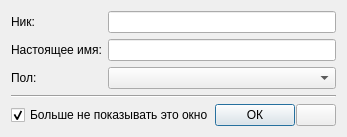
First picture: the form in trunk/src/schat/welcomedialog.ui, repository JohnBuckleyGitHub/schat, before the edit.
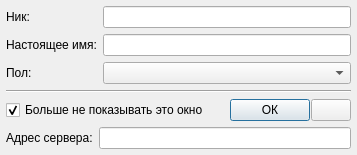
Second picture: the form after the edit. Icons and pictures are not drawn.

Commit message: [*] Заменены картинки down.png и up.png. [+] Добавлена поддержка указания адреса сервера в WelcomeDialog.

```diff
--- a/trunk/src/schat/welcomedialog.ui
+++ b/trunk/src/schat/welcomedialog.ui
@@ -5,14 +5,20 @@
    <rect>
     <x>0</x>
     <y>0</y>
-    <width>338</width>
-    <height>134</height>
+    <width>333</width>
+    <height>157</height>
    </rect>
   </property>
   <property name="windowTitle" >
    <string>Simple Chat - Выбор ника</string>
   </property>
   <layout class="QVBoxLayout" name="verticalLayout" >
+   <property name="sizeConstraint" >
+    <enum>QLayout::SetFixedSize</enum>
+   </property>
+   <property name="margin" >
+    <number>6</number>
+   </property>
    <item>
     <layout class="QGridLayout" name="gridLayout" >
      <item row="0" column="0" >
@@ -76,7 +82,7 @@
        </property>
        <property name="sizeHint" stdset="0" >
         <size>
-         <width>40</width>
+         <width>20</width>
          <height>20</height>
         </size>
        </property>
@@ -115,6 +121,23 @@
      </item>
     </layout>
    </item>
+   <item>
+    <layout class="QHBoxLayout" name="horizontalLayout_2" >
+     <property name="spacing" >
+      <number>6</number>
+     </property>
+     <item>
+      <widget class="QLabel" name="serverLabel" >
+       <property name="text" >
+        <string>Адрес сервера:</string>
+       </property>
+      </widget>
+     </item>
+     <item>
+      <widget class="QLineEdit" name="serverEdit" />
+     </item>
+    </layout>
+   </item>
   </layout>
  </widget>
  <tabstops>
```
Left out of the diff: 38 changed lines with no effect on the pictures. The commit also changes 6 other files.
